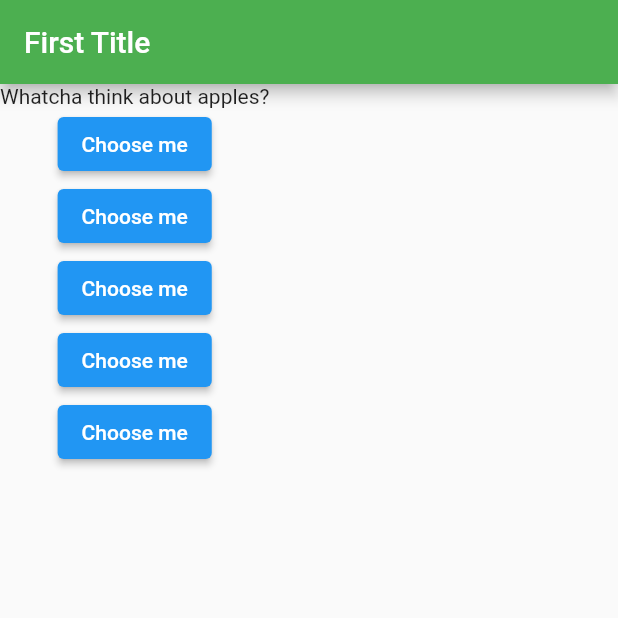
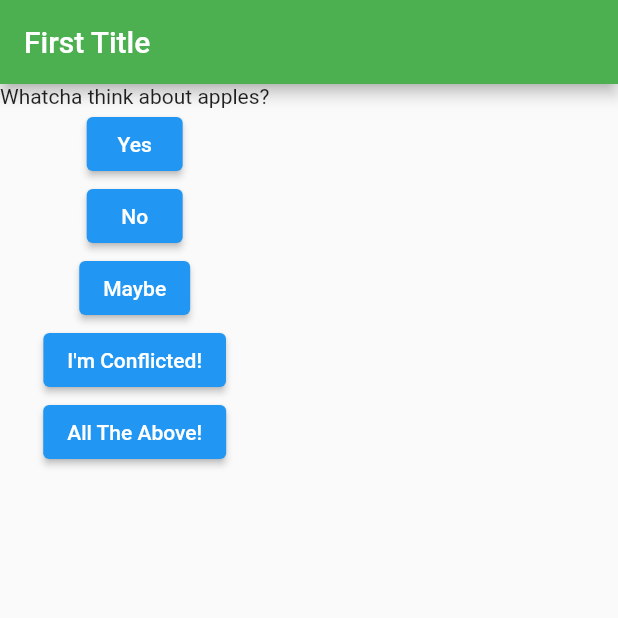
Before and after one commit to danbourdier/Flutter_Fun, a Flutter app: the screen it shows after launch, on a phone screen of 412 x 824 dp, the top half of it. Run offline on Flutter 3.47's test engine with Material 2 defaults, Android fonts, the phone set to English and light mode, and no system bars.

Commit message:
refactored choice text

```diff
--- a/lib/main.dart
+++ b/lib/main.dart
@@ -13,6 +13,7 @@ class MyApp extends StatefulWidget {
   _MyAppState createState() => new _MyAppState();
 }
 
+/* Below says we access State that belongs to the above subclass*/
 class _MyAppState extends State<MyApp> {
   int _currentQuestionIndex = 0;
   List<String> ourQuestions = [
@@ -44,11 +45,11 @@ class _MyAppState extends State<MyApp> {
           children: [
             QuestionWidget(
                 ourQuestions[questionIndexHelper(this._currentQuestionIndex)]),
-            ElevatedButton(onPressed: onPresshandler, child: Text("Choose me")),
-            ElevatedButton(onPressed: onPresshandler, child: Text("Choose me")),
-            ElevatedButton(onPressed: onPresshandler, child: Text("Choose me")),
-            ElevatedButton(onPressed: onPresshandler, child: Text("Choose me")),
-            ElevatedButton(onPressed: onPresshandler, child: Text("Choose me")),
+            ElevatedButton(onPressed: onPresshandler, child: Text("Yes")),
+            ElevatedButton(onPressed: onPresshandler, child: Text("No")),
+            ElevatedButton(onPressed: onPresshandler, child: Text("Maybe")),
+            ElevatedButton(onPressed: onPresshandler, child: Text("I'm Conflicted!")),
+            ElevatedButton(onPressed: onPresshandler, child: Text("All The Above!")),
           ],
         ),
       ),
```
